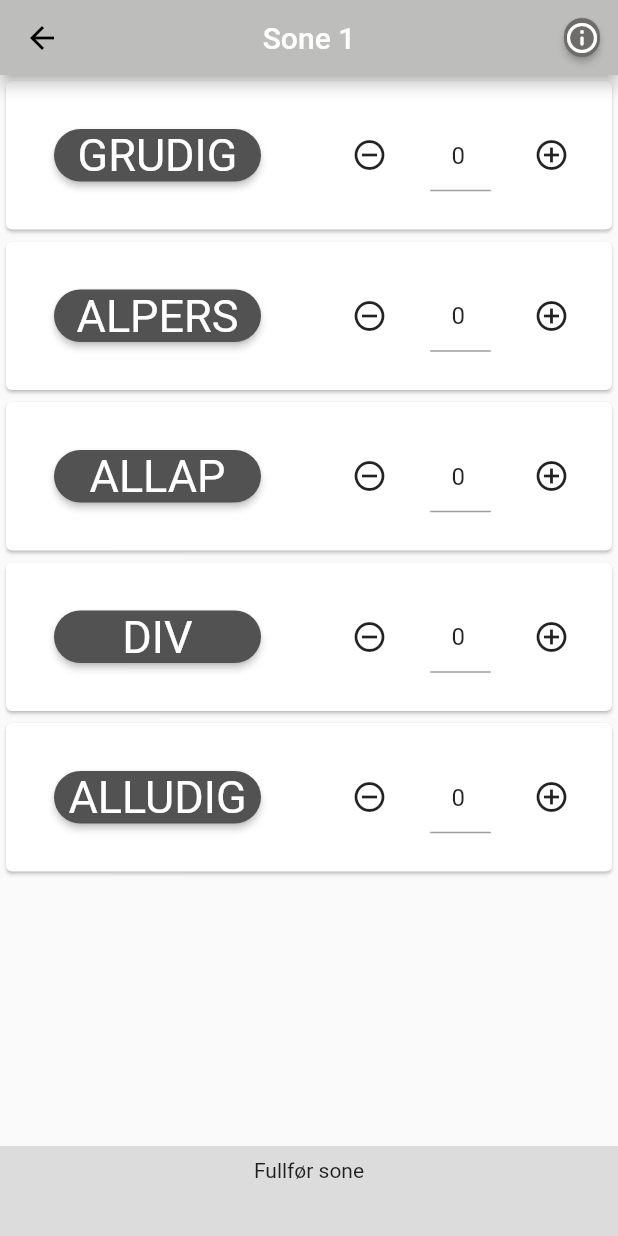
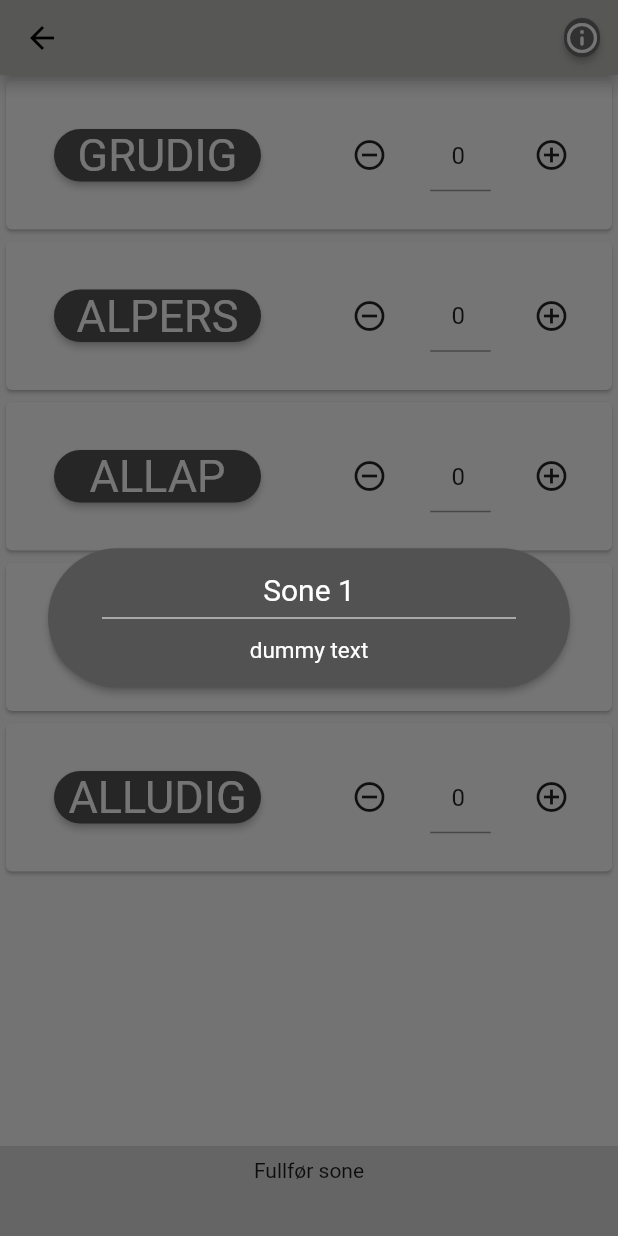
Before and after one commit to zaktaw/DATA3900-Bacheloroppgave, a Flutter app: the screen it shows after launch, after a tap on "Sone 1", on a phone screen of 412 x 824 dp. Run offline on Flutter 3.47's test engine with Material 2 defaults, Android fonts, the phone set to English and light mode, and no system bars.

Commit message:
zone info popup in activity topbar

```diff
--- a/lib/activity_topbar.dart
+++ b/lib/activity_topbar.dart
@@ -1,5 +1,6 @@
 import 'package:flutter/material.dart';
 import 'activities_info_pop.dart';
+import 'zone_info_in_activities.dart';
 
 const String _heroActivitiesPop = 'hero-activities-pop';
 
@@ -17,17 +18,14 @@ class ActivityTopbar extends StatelessWidget with PreferredSizeWidget {
   Widget build(BuildContext context) {
     return AppBar(
       leading: IconButton(
-          icon: Icon(
+          icon: const Icon(
             Icons.arrow_back,
             color: Colors.black,
           ),
           onPressed: () => print("test")),
       backgroundColor: Color.fromARGB(255, 189, 190, 187),
       centerTitle: true,
-      title: InkWell(
-        onTap: () => print("SONEINFO"),
-        child: Text(zone),
-      ),
+      title: ZoneInActivitiesPopButton("dummy text", zone, key:key),
       actions: <Widget>[
         ActivitiesPopButton('Dummy text :)', 'dummy top', key: key)
       ],
--- /dev/null
+++ b/lib/zone_info_in_activities.dart
@@ -0,0 +1,88 @@
+import 'dart:async';
+
+import 'package:flutter/material.dart';
+import 'package:bacheloroppgave/hero_dialog_route.dart';
+
+//Koden er basert på kildekode fra https://github.com/funwithflutter/flutter_ui_tips/tree/master/tip_003_popup_card
+
+class ZoneInActivitiesPopButton extends StatelessWidget {
+  const ZoneInActivitiesPopButton(this.zone_info, this.zone, {Key? key}) : super(key: key);
+
+  final String zone;
+  final String zone_info;
+
+  @override
+  Widget build(BuildContext context) {
+    return Padding(
+      padding: const EdgeInsets.all(16),
+      child: GestureDetector(
+        onTap: () {
+          Navigator.of(context).push(HeroDialogRoute(builder: (context) {
+            return _ZoneInfoPopCard(zone, zone_info, key: key);
+          }));
+        },
+        child: Hero(
+          tag: _heroZoneInActivitiesPop,
+          child: Material(
+              color: Color.fromARGB(255, 156, 92, 92),
+              elevation: 3,
+              shape: const RoundedRectangleBorder(
+                  borderRadius: BorderRadius.all(Radius.circular(30.0))),
+              child: Text(zone)
+              ),
+        ),
+      ),
+    );
+  }
+}
+
+const String _heroZoneInActivitiesPop = 'hero-zone-in-activities-pop';
+
+class _ZoneInfoPopCard extends StatelessWidget {
+  const _ZoneInfoPopCard(this.zone, this.zone_info, {Key? key})
+      : super(key: key);
+
+  final String zone;
+  final String zone_info;
+
+  @override
+  Widget build(BuildContext context) {
+    return Center(
+      child: Padding(
+        padding: const EdgeInsets.all(32.0),
+        child: Hero(
+          tag: _heroZoneInActivitiesPop,
+          child: Material(
+            color: const Color.fromARGB(255, 82, 82, 82),
+            elevation: 2,
+            shape:
+                RoundedRectangleBorder(borderRadius: BorderRadius.circular(50)),
+            child: SingleChildScrollView(
+              child: Padding(
+                padding: const EdgeInsets.all(16.0),
+                child: Column(
+                  mainAxisSize: MainAxisSize.min,
+                  children: [
+                    Text(zone,
+                        textAlign: TextAlign.center,
+                        style: const TextStyle(fontSize: 20, color: Colors.white)),
+                    Container(
+                      margin: const EdgeInsets.only(
+                          top: 5, bottom: 10, left: 20, right: 20),
+                      child: const Divider(color: Colors.white, height: 5),
+                    ),
+                    Text(
+                      zone_info,
+                      textAlign: TextAlign.center,
+                      style: const TextStyle(fontSize: 15, color: Colors.white),
+                    )
+                  ],
+                ),
+              ),
+            ),
+          ),
+        ),
+      ),
+    );
+  }
+}
```
Also changed, not shown: lib/activity_card.dart (line endings or trailing spaces).
